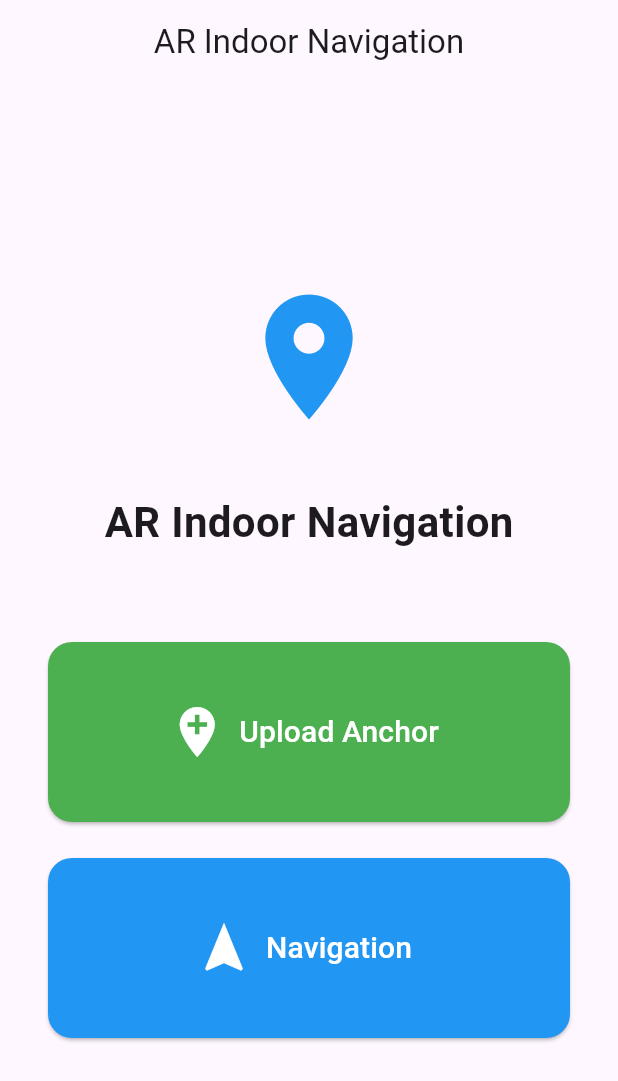
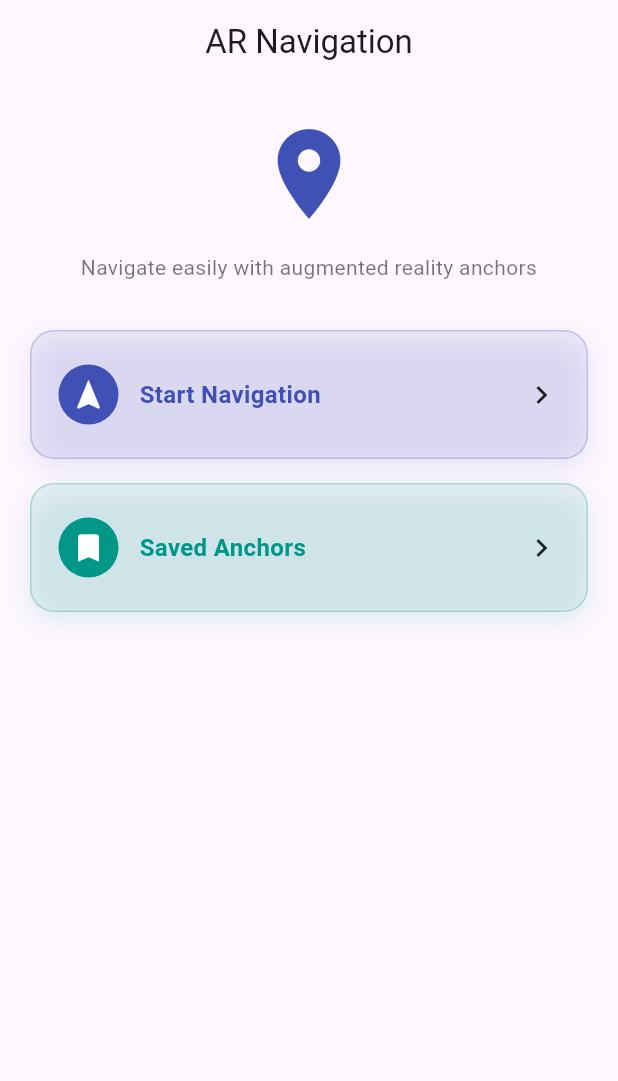
Before and after one commit to YudizAndroidSiddharth/ar_navigation_cloud_anchor, a Flutter app: the screen it shows after launch, on a phone screen of 412 x 824 dp. Shown: the top 1081 px of the screen. Run offline on Flutter 3.47's test engine with Material 3 defaults, Android fonts, the light colour scheme and no system bars; our stand-ins replace cloud_firestore, firebase_core, permission_handler, sensors_plus; missing offline and left inert: ar_flutter_plugin; accounts and stored records are empty.

Commit message:
minor changes

```diff
--- a/lib/screens/home_screen.dart
+++ b/lib/screens/home_screen.dart
@@ -8,36 +8,41 @@ class HomeScreen extends StatelessWidget {
   @override
   Widget build(BuildContext context) {
     return Scaffold(
-      appBar: AppBar(
-        title: const Text('AR Indoor Navigation'),
-        centerTitle: true,
+      appBar: AppBar(title: const Text('AR Navigation'), centerTitle: true),
+      body: SafeArea(
+        child: Padding(
+          padding: const EdgeInsets.symmetric(horizontal: 20),
+          child: Column(
+            crossAxisAlignment: CrossAxisAlignment.center,
+            children: [
+              const SizedBox(height: 24),
+              const Icon(Icons.place, size: 72, color: Colors.indigo),
+              const SizedBox(height: 16),
+              const Text(
+                'Navigate easily with augmented reality anchors',
+                textAlign: TextAlign.center,
+                style: TextStyle(color: Colors.black54, fontSize: 14),
               ),
-      body: Center(
-        child: Column(
-          mainAxisAlignment: MainAxisAlignment.center,
-          children: [
-            const Icon(
-              Icons.location_on,
-              size: 100,
-              color: Colors.blue,
+              const SizedBox(height: 32),
+              _ActionCard(
+                color: Colors.indigo,
+                icon: Icons.navigation,
+                title: 'Start Navigation',
+                onTap: () {
+                  Navigator.push(
+                    context,
+                    MaterialPageRoute(
+                      builder: (context) => const NavigationScreen(),
                     ),
-            const SizedBox(height: 40),
-            const Text(
-              'AR Indoor Navigation',
-              style: TextStyle(
-                fontSize: 28,
-                fontWeight: FontWeight.bold,
+                  );
+                },
               ),
-            ),
-            const SizedBox(height: 60),
-            // Upload Anchor Section
-            Padding(
-              padding: const EdgeInsets.symmetric(horizontal: 32),
-              child: SizedBox(
-                width: double.infinity,
-                height: 120,
-                child: ElevatedButton.icon(
-                  onPressed: () {
+              const SizedBox(height: 16),
+              _ActionCard(
+                color: Colors.teal,
+                icon: Icons.bookmark,
+                title: 'Saved Anchors',
+                onTap: () {
                   Navigator.push(
                     context,
                     MaterialPageRoute(
@@ -45,52 +50,67 @@ class HomeScreen extends StatelessWidget {
                     ),
                   );
                 },
-                  icon: const Icon(Icons.add_location, size: 40),
-                  label: const Text(
-                    'Upload Anchor',
-                    style: TextStyle(fontSize: 20),
               ),
-                  style: ElevatedButton.styleFrom(
-                    backgroundColor: Colors.green,
-                    foregroundColor: Colors.white,
-                    shape: RoundedRectangleBorder(
-                      borderRadius: BorderRadius.circular(16),
+              const Spacer(),
+            ],
           ),
         ),
       ),
+    );
+  }
+}
+
+class _ActionCard extends StatelessWidget {
+  final Color color;
+  final IconData icon;
+  final String title;
+  final VoidCallback onTap;
+  const _ActionCard({
+    required this.color,
+    required this.icon,
+    required this.title,
+    required this.onTap,
+  });
+
+  @override
+  Widget build(BuildContext context) {
+    return InkWell(
+      borderRadius: BorderRadius.circular(16),
+      onTap: onTap,
+      child: Container(
+        width: double.infinity,
+        padding: const EdgeInsets.symmetric(vertical: 22, horizontal: 18),
+        decoration: BoxDecoration(
+          color: color.withOpacity(0.08),
+          borderRadius: BorderRadius.circular(16),
+          border: Border.all(color: color.withOpacity(0.25)),
+          boxShadow: [
+            BoxShadow(
+              color: color.withOpacity(0.12),
+              blurRadius: 14,
+              offset: const Offset(0, 6),
             ),
+          ],
         ),
-            const SizedBox(height: 24),
-            // Navigation Section
-            Padding(
-              padding: const EdgeInsets.symmetric(horizontal: 32),
-              child: SizedBox(
-                width: double.infinity,
-                height: 120,
-                child: ElevatedButton.icon(
-                  onPressed: () {
-                    Navigator.push(
-                      context,
-                      MaterialPageRoute(
-                        builder: (context) => const NavigationScreen(),
+        child: Row(
+          children: [
+            CircleAvatar(
+              backgroundColor: color,
+              foregroundColor: Colors.white,
+              child: Icon(icon),
             ),
-                    );
-                  },
-                  icon: const Icon(Icons.navigation, size: 40),
-                  label: const Text(
-                    'Navigation',
-                    style: TextStyle(fontSize: 20),
-                  ),
-                  style: ElevatedButton.styleFrom(
-                    backgroundColor: Colors.blue,
-                    foregroundColor: Colors.white,
-                    shape: RoundedRectangleBorder(
-                      borderRadius: BorderRadius.circular(16),
+            const SizedBox(width: 14),
+            Expanded(
+              child: Text(
+                title,
+                style: TextStyle(
+                  color: color,
+                  fontSize: 16,
+                  fontWeight: FontWeight.w700,
                 ),
               ),
             ),
-              ),
-            ),
+            const Icon(Icons.chevron_right),
           ],
         ),
       ),
```
Also changed, not shown: lib/screens/upload_anchor_screen.dart (+59 -113 lines). Lines whose indentation alone changed are shown as unchanged.
